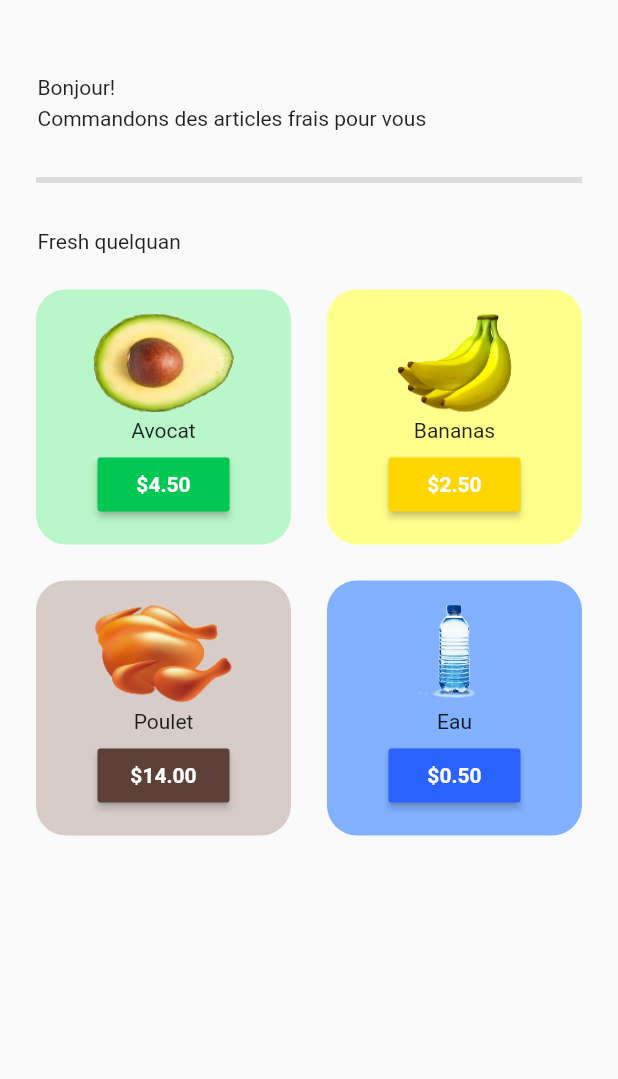
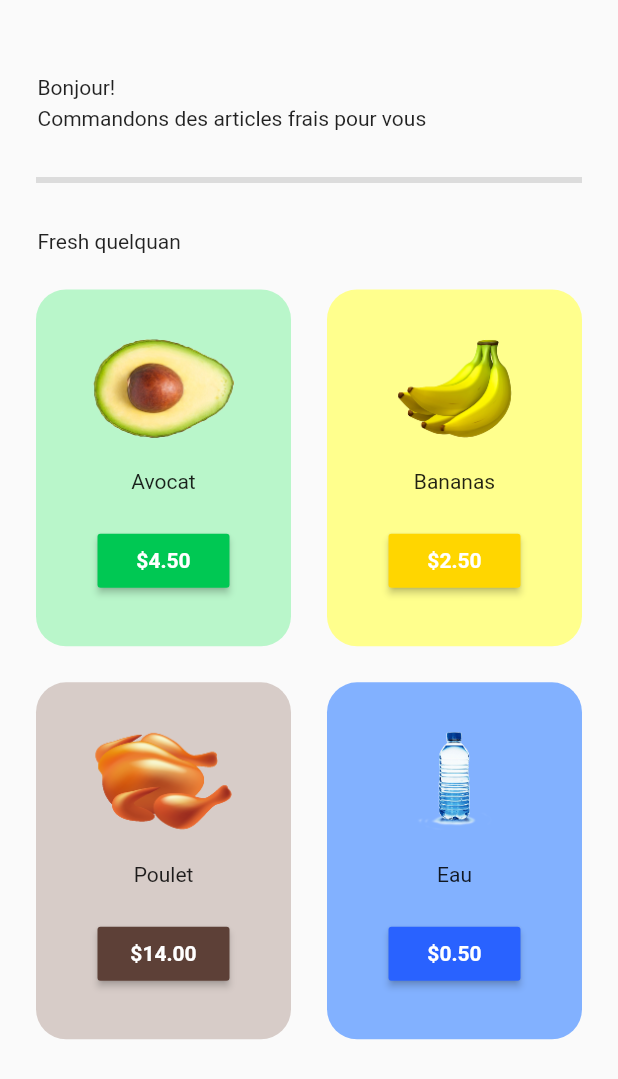
Before and after one commit to erdemgocen44/La-Marche, a Flutter app: the HomePage screen opened directly, on a phone screen of 412 x 824 dp. Shown: the top 1079 px of the screen. Run offline on Flutter 3.47's test engine with Material 2 defaults, Android fonts, the light colour scheme and no system bars; our stand-ins replace google_fonts.

Commit message:
card daccord

```diff
--- a/lib/components/grocery_item_tile.dart
+++ b/lib/components/grocery_item_tile.dart
@@ -20,7 +20,7 @@ class GroceryItemTile extends StatelessWidget {
     return Padding(
       padding: const EdgeInsets.all(12.0),
       child: Container(
-        padding: EdgeInsets.all(12),
+        padding: const EdgeInsets.all(12),
         decoration: BoxDecoration(
           color: color[100],
           borderRadius: BorderRadius.circular(20),
--- a/lib/pages/home_page.dart
+++ b/lib/pages/home_page.dart
@@ -90,7 +90,9 @@ class HomePage extends StatelessWidget {
                   padding: const EdgeInsets.all(12),
                   itemCount: value.shopItems.length,
                   gridDelegate: const SliverGridDelegateWithFixedCrossAxisCount(
-                      crossAxisCount: 2),
+                    crossAxisCount: 2,
+                    childAspectRatio: 1 / 1.35,
+                  ),
                   itemBuilder: (context, index) {
                     return GroceryItemTile(
                       itemName: value.shopItems[index][0],
```
